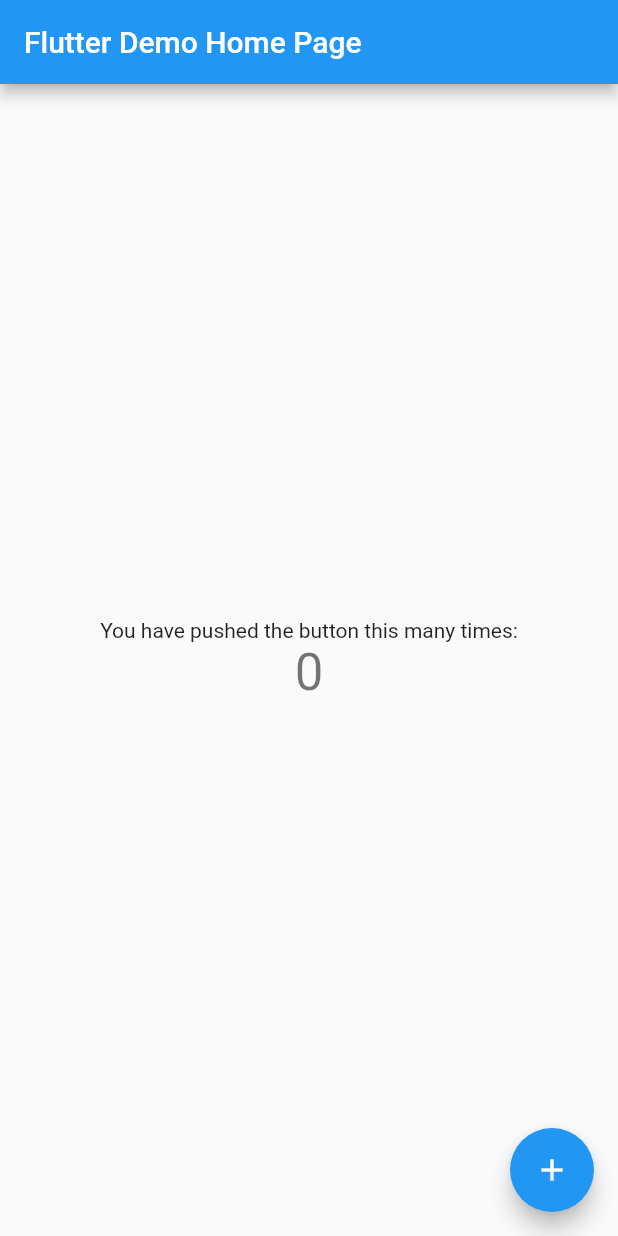
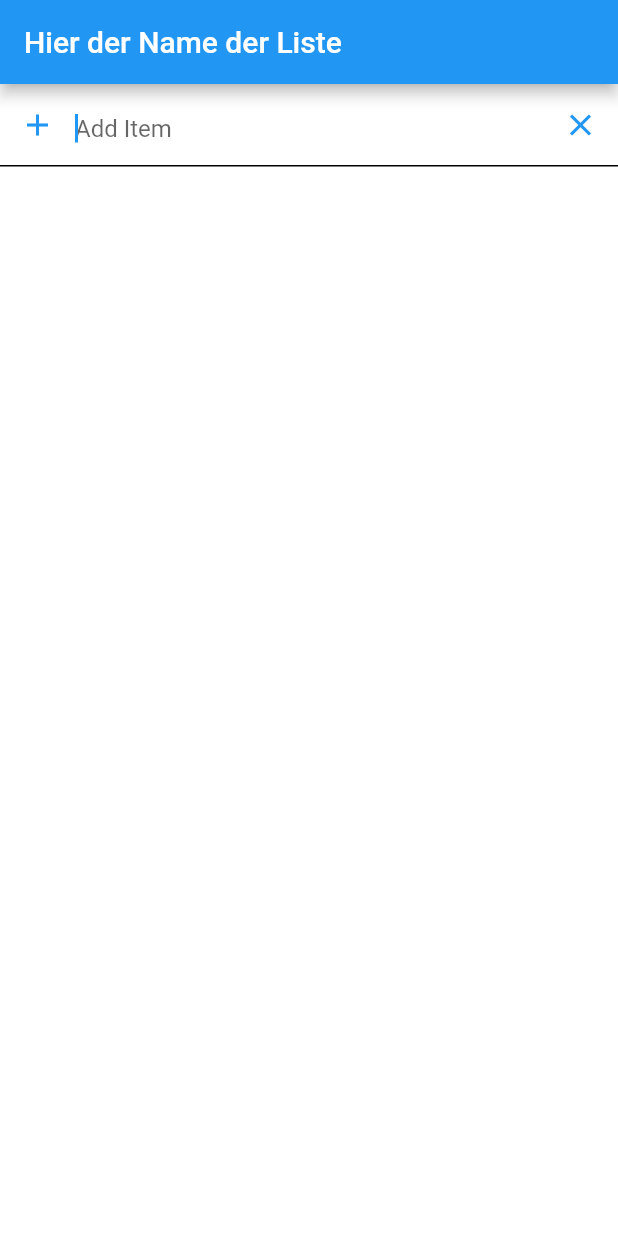
Before and after one commit to bischoff-m/sortable-app, a Flutter app: the screen it shows after launch, on a phone screen of 412 x 824 dp. Run offline on Flutter 3.47's test engine with Material 2 defaults, Android fonts, the phone set to English and light mode, and no system bars.

Commit message:
implemented item input field and responsive resize

```diff
--- a/lib/main.dart
+++ b/lib/main.dart
@@ -1,113 +1,112 @@
 import 'package:flutter/material.dart';
+import 'dart:math';
+import 'dart:developer' as dev; // TODO: remove in production
 
 void main() {
-  runApp(MyApp());
+  runApp(SortableApp());
 }
 
-class MyApp extends StatelessWidget {
+class SortableApp extends StatelessWidget {
   // This widget is the root of your application.
   @override
   Widget build(BuildContext context) {
     return MaterialApp(
-      title: 'Flutter Demo',
+      title: 'Sortable',
       theme: ThemeData(
-        // This is the theme of your application.
-        //
-        // Try running your application with "flutter run". You'll see the
-        // application has a blue toolbar. Then, without quitting the app, try
-        // changing the primarySwatch below to Colors.green and then invoke
-        // "hot reload" (press "r" in the console where you ran "flutter run",
-        // or simply save your changes to "hot reload" in a Flutter IDE).
-        // Notice that the counter didn't reset back to zero; the application
-        // is not restarted.
         primarySwatch: Colors.blue,
+        fontFamily: 'Roboto',
       ),
-      home: MyHomePage(title: 'Flutter Demo Home Page'),
+      home: HomePage(),
     );
   }
 }
 
-class MyHomePage extends StatefulWidget {
-  MyHomePage({Key key, this.title}) : super(key: key);
-
-  // This widget is the home page of your application. It is stateful, meaning
-  // that it has a State object (defined below) that contains fields that affect
-  // how it looks.
-
-  // This class is the configuration for the state. It holds the values (in this
-  // case the title) provided by the parent (in this case the App widget) and
-  // used by the build method of the State. Fields in a Widget subclass are
-  // always marked "final".
-
-  final String title;
+class HomePage extends StatefulWidget {
+  HomePage({Key key}) : super(key: key);
 
   @override
-  _MyHomePageState createState() => _MyHomePageState();
+  _HomePageState createState() => _HomePageState();
 }
 
-class _MyHomePageState extends State<MyHomePage> {
-  int _counter = 0;
+class _HomePageState extends State<HomePage> {
+  TextEditingController _textInputController = TextEditingController();
+  FocusNode _textInputFocusNode = FocusNode();
 
-  void _incrementCounter() {
-    setState(() {
-      // This call to setState tells the Flutter framework that something has
-      // changed in this State, which causes it to rerun the build method below
-      // so that the display can reflect the updated values. If we changed
-      // _counter without calling setState(), then the build method would not be
-      // called again, and so nothing would appear to happen.
-      _counter++;
-    });
+  // style constants TODO: what is best practice to store layout constants?
+  final double marginList = 20;
+  final double maxWidthMainList = 600;
+
+  double getTopMargin(BuildContext context) {
+    double screenWidth = MediaQuery.of(context).size.width;
+    return max(0, min(marginList, (screenWidth - maxWidthMainList) / 2));
   }
 
   @override
   Widget build(BuildContext context) {
-    // This method is rerun every time setState is called, for instance as done
-    // by the _incrementCounter method above.
-    //
-    // The Flutter framework has been optimized to make rerunning build methods
-    // fast, so that you can just rebuild anything that needs updating rather
-    // than having to individually change instances of widgets.
     return Scaffold(
+      backgroundColor: Colors.grey,
       appBar: AppBar(
-        // Here we take the value from the MyHomePage object that was created by
-        // the App.build method, and use it to set our appbar title.
-        title: Text(widget.title),
+        title: Text('Hier der Name der Liste'),
       ),
       body: Center(
-        // Center is a layout widget. It takes a single child and positions it
-        // in the middle of the parent.
-        child: Column(
-          // Column is also a layout widget. It takes a list of children and
-          // arranges them vertically. By default, it sizes itself to fit its
-          // children horizontally, and tries to be as tall as its parent.
-          //
-          // Invoke "debug painting" (press "p" in the console, choose the
-          // "Toggle Debug Paint" action from the Flutter Inspector in Android
-          // Studio, or the "Toggle Debug Paint" command in Visual Studio Code)
-          // to see the wireframe for each widget.
-          //
-          // Column has various properties to control how it sizes itself and
-          // how it positions its children. Here we use mainAxisAlignment to
-          // center the children vertically; the main axis here is the vertical
-          // axis because Columns are vertical (the cross axis would be
-          // horizontal).
-          mainAxisAlignment: MainAxisAlignment.center,
-          children: <Widget>[
-            Text(
-              'You have pushed the button this many times:',
+        child: ConstrainedBox(
+          // main container with width constraint
+          constraints: BoxConstraints(maxWidth: maxWidthMainList),
+          child: Container(
+            color: Colors.white,
+            margin: EdgeInsets.only(top: getTopMargin(context)),
+            child: Column(
+              mainAxisAlignment: MainAxisAlignment.start,
+              children: <Widget>[
+                Row(
+                  mainAxisAlignment: MainAxisAlignment.start,
+                  children: <Widget>[
+                    Expanded(
+                      child: TextField(
+                        // input text field to enter items
+                        controller: _textInputController,
+                        focusNode: _textInputFocusNode,
+                        autofocus: true,
+                        onSubmitted: (itemName) {
+                          dev.log(itemName);
+                          _textInputController.clear();
+                          _textInputFocusNode.requestFocus();
+                        },
+                        decoration: InputDecoration(
+                          hintText: 'Add Item',
+                          border: InputBorder.none,
+                          contentPadding: EdgeInsets.fromLTRB(0, 20, 0, 15),
+                          prefixIcon: SizedBox(
+                            width: 50,
+                            height: 50,
+                            child: IconButton(
+                              onPressed: _textInputController.clear,
+                              icon: Icon(Icons.add),
+                            ),
+                          ),
+                          suffixIcon: SizedBox(
+                            width: 50,
+                            height: 50,
+                            child: IconButton(
+                              onPressed: _textInputController.clear,
+                              icon: Icon(Icons.clear),
+                            ),
+                          ),
+                        ),
+                      ),
+                    ),
+                  ],
+                ),
+                const Divider(
+                  height: 1,
+                  thickness: 1,
+                  color: Colors.black,
+                ),
+              ],
             ),
-            Text(
-              '$_counter',
-              style: Theme.of(context).textTheme.headline4,
-            ),
-          ],
+          ),
         ),
       ),
-      floatingActionButton: FloatingActionButton(
-        onPressed: _incrementCounter,
-        tooltip: 'Increment',
-        child: Icon(Icons.add),
-      ), // This trailing comma makes auto-formatting nicer for build methods.
     );
   }
 }
--- a/pubspec.yaml
+++ b/pubspec.yaml
@@ -1,5 +1,5 @@
 name: sortable
-description: A new Flutter project.
+description: An app that remembers the order of lists.
 
 # The following line prevents the package from being accidentally published to
 # pub.dev using `pub publish`. This is preferred for private packages.
--- a/todo.txt
+++ b/todo.txt
@@ -9,3 +9,7 @@
 	- Bild Export (Screenshot in besser)
 	- Swipeable Lines
 	- Zusätzlich Auswahlmodus
+
+- Todo
+	- Test/Set min width for HomePage
+	- Check android\app\src\main\AndroidManifest.xml
```
Also changed, not shown: 7 other files.
